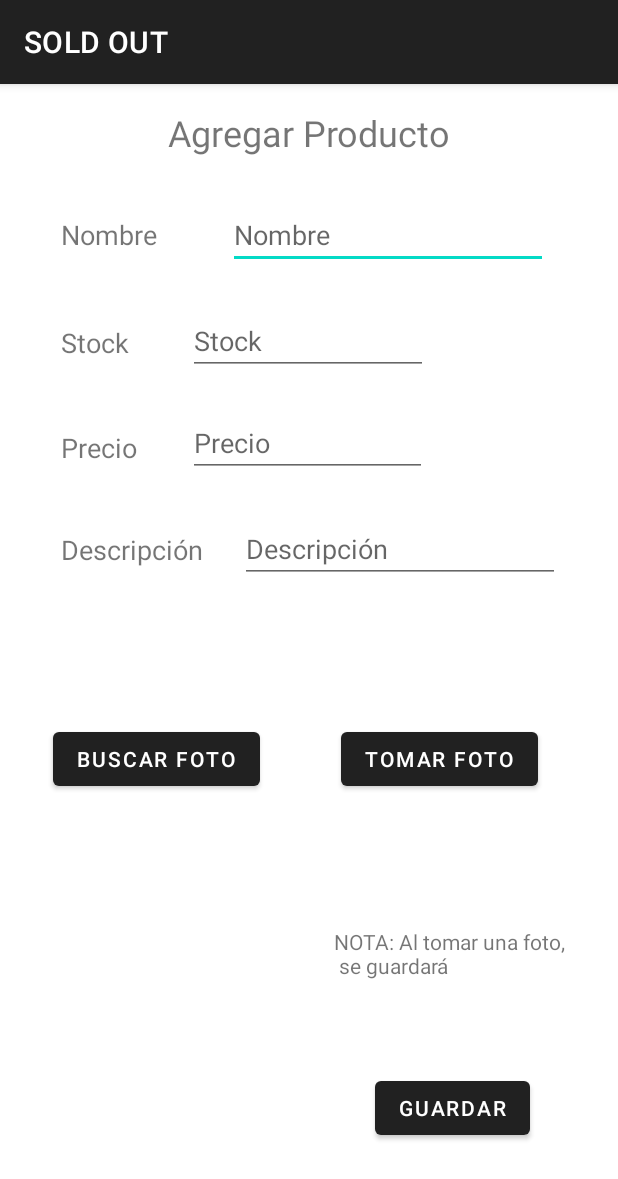
After one commit to mionks27/ProyectoIndividualApps, an Android app: the AgregarProducto screen opened directly, with no data from a screen before it, on a phone screen of 412 x 824 dp. The commit adds this screen. Shown: the top 1179 px of the screen. Run offline under Robolectric (Android 15) with nearby library versions, the phone set to English and light mode, and no system bars; our stand-ins replace Firebase (no records; nobody signed in at launch, a user with empty details on screens opened directly).

Commit message:
Agregar producto Dunciona

```diff
--- a/app/src/main/AndroidManifest.xml
+++ b/app/src/main/AndroidManifest.xml
@@ -24,7 +24,8 @@
         android:roundIcon="@mipmap/ic_launcher_round"
         android:supportsRtl="true"
         android:theme="@style/TemaPrincipal">
-        <activity android:name=".Empresa.PaginaPrincipalEmpresa"></activity>
+        <activity android:name=".Empresa.AgregarProducto"></activity>
+        <activity android:name=".Empresa.PaginaPrincipalEmpresa" />
         <activity android:name=".Cliente.PaginaPrincipalCliente" />
 
         <meta-data
--- /dev/null
+++ b/app/src/main/res/layout/activity_agregar_producto.xml
@@ -0,0 +1,197 @@
+<?xml version="1.0" encoding="utf-8"?>
+<androidx.constraintlayout.widget.ConstraintLayout xmlns:android="http://schemas.android.com/apk/res/android"
+    xmlns:app="http://schemas.android.com/apk/res-auto"
+    xmlns:tools="http://schemas.android.com/tools"
+    android:layout_width="match_parent"
+    android:layout_height="match_parent"
+    tools:context=".Empresa.AgregarProducto">
+
+    <TextView
+        android:id="@+id/textView8"
+        android:layout_width="wrap_content"
+        android:layout_height="wrap_content"
+        android:text="Agregar Producto"
+        android:textSize="24sp"
+        app:layout_constraintBottom_toBottomOf="parent"
+        app:layout_constraintEnd_toEndOf="parent"
+        app:layout_constraintStart_toStartOf="parent"
+        app:layout_constraintTop_toTopOf="parent"
+        app:layout_constraintVertical_bias="0.022" />
+
+    <TextView
+        android:id="@+id/textView9"
+        android:layout_width="wrap_content"
+        android:layout_height="wrap_content"
+        android:text="Nombre"
+        android:textSize="18sp"
+        app:layout_constraintBottom_toBottomOf="parent"
+        app:layout_constraintEnd_toEndOf="parent"
+        app:layout_constraintHorizontal_bias="0.117"
+        app:layout_constraintStart_toStartOf="parent"
+        app:layout_constraintTop_toBottomOf="@+id/textView8"
+        app:layout_constraintVertical_bias="0.057" />
+
+    <EditText
+        android:id="@+id/editTextTextNombreProductoCrear"
+        android:layout_width="wrap_content"
+        android:layout_height="wrap_content"
+        android:ems="10"
+        android:hint="Nombre"
+        android:inputType="textPersonName"
+        app:layout_constraintBottom_toBottomOf="@+id/textView9"
+        app:layout_constraintEnd_toEndOf="parent"
+        app:layout_constraintStart_toEndOf="@+id/textView9"
+        app:layout_constraintTop_toTopOf="@+id/textView9" />
+
+    <TextView
+        android:id="@+id/TextViewStock"
+        android:layout_width="wrap_content"
+        android:layout_height="wrap_content"
+        android:text="Stock"
+        android:textSize="18sp"
+        app:layout_constraintBottom_toBottomOf="parent"
+        app:layout_constraintEnd_toEndOf="@+id/textView9"
+        app:layout_constraintHorizontal_bias="0.0"
+        app:layout_constraintStart_toStartOf="@+id/textView9"
+        app:layout_constraintTop_toBottomOf="@+id/textView9"
+        app:layout_constraintVertical_bias="0.075" />
+
+    <EditText
+        android:id="@+id/editTextStock"
+        android:layout_width="160dp"
+        android:layout_height="41dp"
+        android:ems="10"
+        android:hint="Stock"
+        android:inputType="number"
+        app:layout_constraintBottom_toBottomOf="@+id/TextViewStock"
+        app:layout_constraintEnd_toEndOf="parent"
+        app:layout_constraintHorizontal_bias="0.236"
+        app:layout_constraintStart_toEndOf="@+id/TextViewStock"
+        app:layout_constraintTop_toTopOf="@+id/TextViewStock"
+        app:layout_constraintVertical_bias="0.47" />
+
+    <TextView
+        android:id="@+id/textView11"
+        android:layout_width="wrap_content"
+        android:layout_height="wrap_content"
+        android:text="Precio"
+        android:textSize="18sp"
+        app:layout_constraintBottom_toBottomOf="parent"
+        app:layout_constraintEnd_toEndOf="@+id/TextViewStock"
+        app:layout_constraintHorizontal_bias="0.0"
+        app:layout_constraintStart_toStartOf="@+id/TextViewStock"
+        app:layout_constraintTop_toBottomOf="@+id/TextViewStock"
+        app:layout_constraintVertical_bias="0.081" />
+
+    <EditText
+        android:id="@+id/editTextPrecio"
+        android:layout_width="159dp"
+        android:layout_height="44dp"
+        android:ems="10"
+        android:hint="Precio"
+        android:inputType="numberDecimal"
+        app:layout_constraintBottom_toBottomOf="@+id/textView11"
+        app:layout_constraintEnd_toEndOf="parent"
+        app:layout_constraintHorizontal_bias="0.212"
+        app:layout_constraintStart_toEndOf="@+id/textView11"
+        app:layout_constraintTop_toTopOf="@+id/textView11"
+        app:layout_constraintVertical_bias="0.65" />
+
+    <TextView
+        android:id="@+id/textView12"
+        android:layout_width="wrap_content"
+        android:layout_height="wrap_content"
+        android:text="Descripción"
+        android:textSize="18sp"
+        app:layout_constraintBottom_toBottomOf="parent"
+        app:layout_constraintEnd_toEndOf="@+id/textView11"
+        app:layout_constraintHorizontal_bias="0.0"
+        app:layout_constraintStart_toStartOf="@+id/textView11"
+        app:layout_constraintTop_toBottomOf="@+id/textView11"
+        app:layout_constraintVertical_bias="0.088" />
+
+    <EditText
+        android:id="@+id/editTextDescripcion"
+        android:layout_width="wrap_content"
+        android:layout_height="wrap_content"
+        android:ems="10"
+        android:gravity="start|top"
+        android:hint="Descripción"
+        android:inputType="textMultiLine"
+        app:layout_constraintBottom_toBottomOf="@+id/textView12"
+        app:layout_constraintEnd_toEndOf="parent"
+        app:layout_constraintHorizontal_bias="0.393"
+        app:layout_constraintStart_toEndOf="@+id/textView12"
+        app:layout_constraintTop_toTopOf="@+id/textView12"
+        app:layout_constraintVertical_bias="0.523" />
+
+    <Button
+        android:id="@+id/button5"
+        android:layout_width="wrap_content"
+        android:layout_height="wrap_content"
+        android:onClick="pickFile"
+        android:text="Buscar Foto"
+        app:layout_constraintBottom_toBottomOf="parent"
+        app:layout_constraintEnd_toEndOf="parent"
+        app:layout_constraintHorizontal_bias="0.128"
+        app:layout_constraintStart_toStartOf="parent"
+        app:layout_constraintTop_toTopOf="parent"
+        app:layout_constraintVertical_bias="0.592" />
+
+    <Button
+        android:id="@+id/button6"
+        android:layout_width="wrap_content"
+        android:layout_height="wrap_content"
+        android:onClick="tomarFoto"
+        android:text="Tomar foto"
+        app:layout_constraintBottom_toBottomOf="@+id/button5"
+        app:layout_constraintEnd_toEndOf="parent"
+        app:layout_constraintStart_toEndOf="@+id/button5"
+        app:layout_constraintTop_toTopOf="@+id/button5" />
+
+    <ImageView
+        android:id="@+id/imageViewFotoProductoCrear"
+        android:layout_width="161dp"
+        android:layout_height="163dp"
+        android:visibility="invisible"
+        app:layout_constraintBottom_toBottomOf="parent"
+        app:layout_constraintEnd_toEndOf="parent"
+        app:layout_constraintHorizontal_bias="0.112"
+        app:layout_constraintStart_toStartOf="parent"
+        app:layout_constraintTop_toBottomOf="@+id/button5"
+        app:layout_constraintVertical_bias="0.617"
+        tools:srcCompat="@tools:sample/avatars" />
+
+    <TextView
+        android:id="@+id/textViewRutafoto"
+        android:layout_width="wrap_content"
+        android:layout_height="wrap_content"
+        android:text="TextView"
+        android:visibility="invisible"
+        app:layout_constraintBottom_toTopOf="@+id/imageViewFotoProductoCrear"
+        app:layout_constraintEnd_toEndOf="@+id/button6"
+        app:layout_constraintStart_toStartOf="@+id/button5"
+        app:layout_constraintTop_toBottomOf="@+id/button5" />
+
+    <TextView
+        android:id="@+id/textView14"
+        android:layout_width="wrap_content"
+        android:layout_height="wrap_content"
+        android:text="NOTA: Al tomar una foto, \n se guardará"
+        app:layout_constraintBottom_toBottomOf="@+id/imageViewFotoProductoCrear"
+        app:layout_constraintEnd_toEndOf="parent"
+        app:layout_constraintHorizontal_bias="0.506"
+        app:layout_constraintStart_toEndOf="@+id/imageViewFotoProductoCrear"
+        app:layout_constraintTop_toTopOf="@+id/imageViewFotoProductoCrear"
+        app:layout_constraintVertical_bias="0.055" />
+
+    <Button
+        android:id="@+id/button7"
+        android:layout_width="wrap_content"
+        android:layout_height="wrap_content"
+        android:text="Guardar"
+        app:layout_constraintBottom_toBottomOf="parent"
+        app:layout_constraintEnd_toEndOf="@+id/textView14"
+        app:layout_constraintStart_toStartOf="@+id/textView14"
+        app:layout_constraintTop_toBottomOf="@+id/textView14" />
+</androidx.constraintlayout.widget.ConstraintLayout>
```
Also changed, not shown: app/src/main/java/pe/pucp/tel306/Empresa/AgregarProducto.java (added, +253 -0 lines), app/src/main/java/pe/pucp/tel306/Empresa/PaginaPrincipalEmpresa.java (+10 -0 lines), app/src/main/java/pe/pucp/tel306/Entity/Producto.java (added, +60 -0 lines), app/src/main/res/drawable-anydpi/ic_action_menu.xml (added, +11 -0 lines), app/src/main/res/layout/activity_pagina_principal_empresa.xml (+35 -0 lines), app/src/main/res/layout/producto_rv.xml (added, +101 -0 lines), app/src/main/res/drawable-hdpi/ic_action_menu.png (added), app/src/main/res/drawable-mdpi/ic_action_menu.png (added), app/src/main/res/drawable-xhdpi/ic_action_menu.png (added), app/src/main/res/drawable-xxhdpi/ic_action_menu.png (added).
